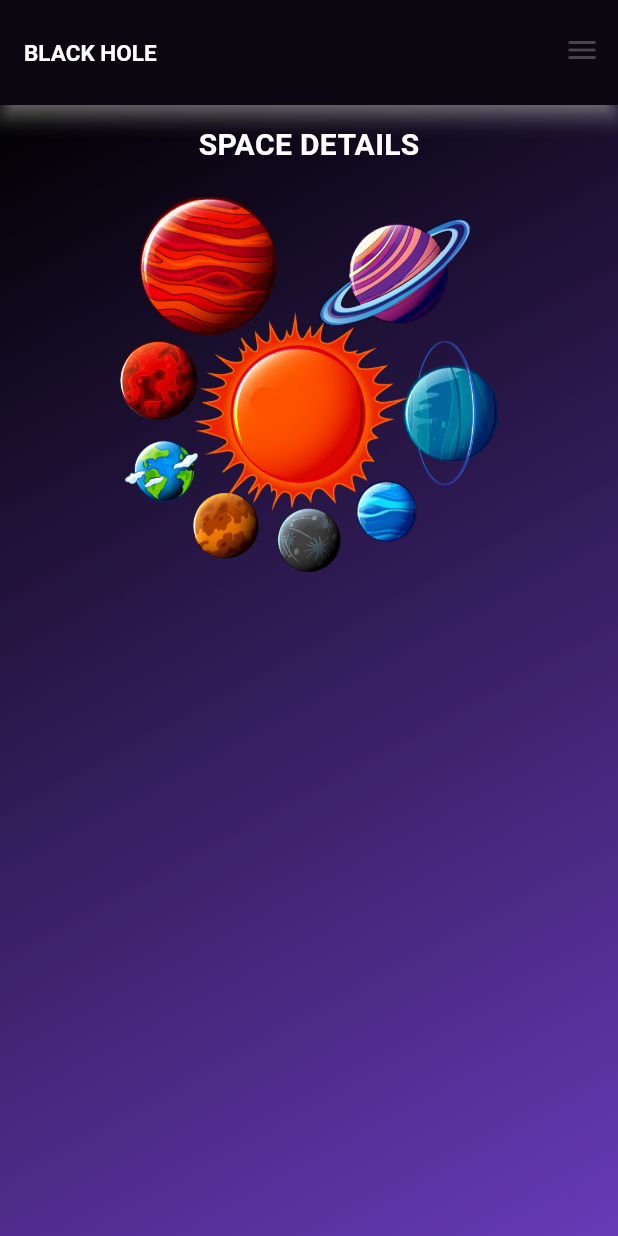
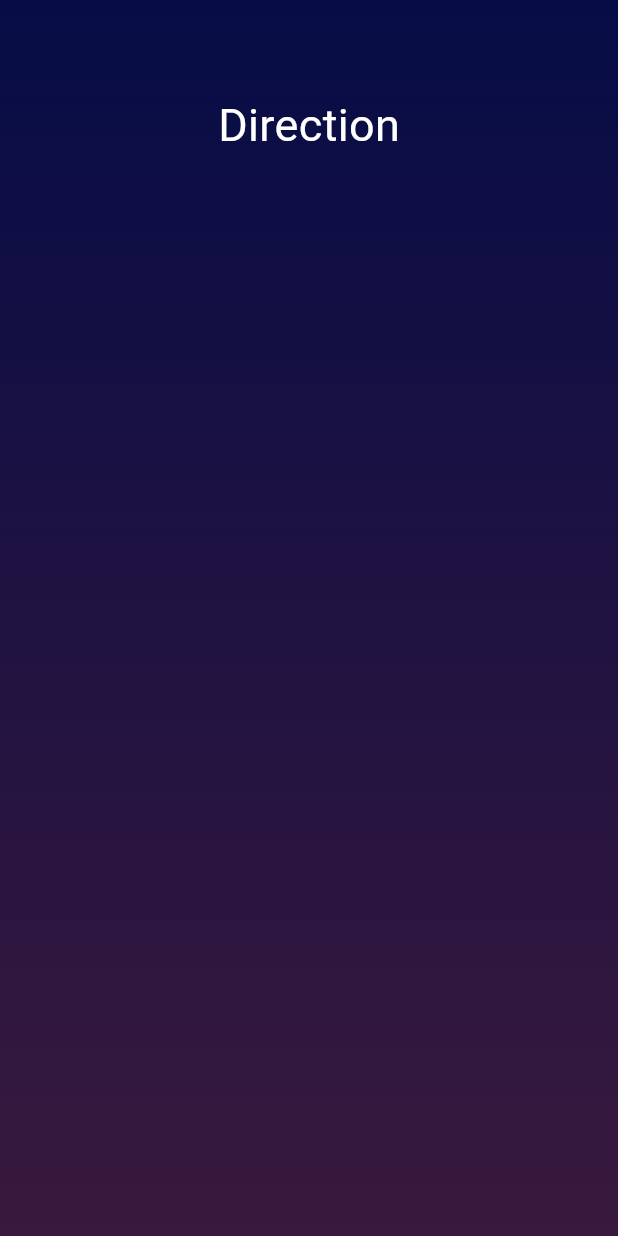
Before and after one commit to Yasith-Uvanpriya/flutter_02, a Flutter app: the screen it shows after launch, on a phone screen of 412 x 824 dp. Run offline on Flutter 3.47's test engine with Material 3 defaults, Android fonts, the phone set to English and light mode, and no system bars.

Commit message:
Update main.dart

```diff
--- a/lib/main.dart
+++ b/lib/main.dart
@@ -1,4 +1,3 @@
-import 'package:flutter/material.dart';
 import 'package:flutter/material.dart';
 
 void main() {
@@ -14,59 +13,28 @@ class MyApp extends StatelessWidget {
       debugShowCheckedModeBanner: false,
       title: "space app",
       home: Scaffold(
-        // Remove backgroundColor from Scaffold
-        appBar: AppBar(
-          backgroundColor: Colors.black,
-          shadowColor: const Color.fromARGB(255, 244, 243, 239),
-          elevation: 5.0,
-          toolbarHeight: 70,
-          title: const Text(
-            "BLACK HOLE",
-            style: TextStyle(
-              fontWeight: FontWeight.bold,
-              fontSize: 15,
-              color: Colors.white,
-            ),
-          ),
-          actions: [
-            Container(
-              alignment: Alignment.center,
-              padding: const EdgeInsets.only(bottom: 3),
-              child: IconButton(
-                onPressed: () {},
-                icon: const Icon(Icons.menu),
-              ),
-            ),
-          ],
-        ),
         body: Container(
+          width: double.infinity, // Makes container stretch full width
+          height: double.infinity, // Makes container stretch full height
           decoration: const BoxDecoration(
             gradient: LinearGradient(
-              colors: [Colors.black, Colors.deepPurple],
-              begin: Alignment.topLeft,
-              end: Alignment.bottomRight,
+              colors: [Color(0xFF060C46), Color(0xFF39193D)],
+              begin: Alignment.topCenter,
+              end: Alignment.bottomCenter,
             ),
           ),
           child: Padding(
             padding: const EdgeInsets.all(12.0),
             child: Column(
-              children: [
-                const Text(
-                  "SPACE DETAILS",
+              crossAxisAlignment: CrossAxisAlignment.center, // Align text to left
+              children: const [
+                SizedBox(height: 50),
+                Text(
+                  "Direction",
                   style: TextStyle(
                     color: Colors.white,
-                    fontSize: 20,
-                    fontWeight: FontWeight.bold,
-                  ),
-                ),
-                Padding(
-                  padding: const EdgeInsets.all(20.0),
-                  child: Center(
-                    child: Image.asset(
-                      "assests/space1.png",
-                      height: 250,
-                      scale: 2,
-                    ),
+                    fontSize: 30,
+                    fontWeight: FontWeight.normal,
                   ),
                 ),
               ],
```
